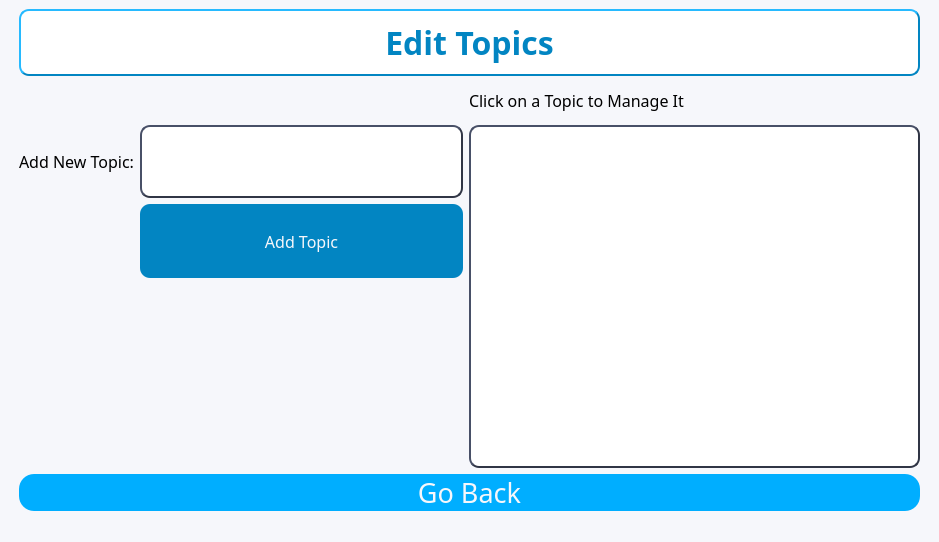
This is gui/editTopics.ui in AlexShem247/note-and-flashcard-maker as Qt 5 draws it before an edit. The edited form follows.
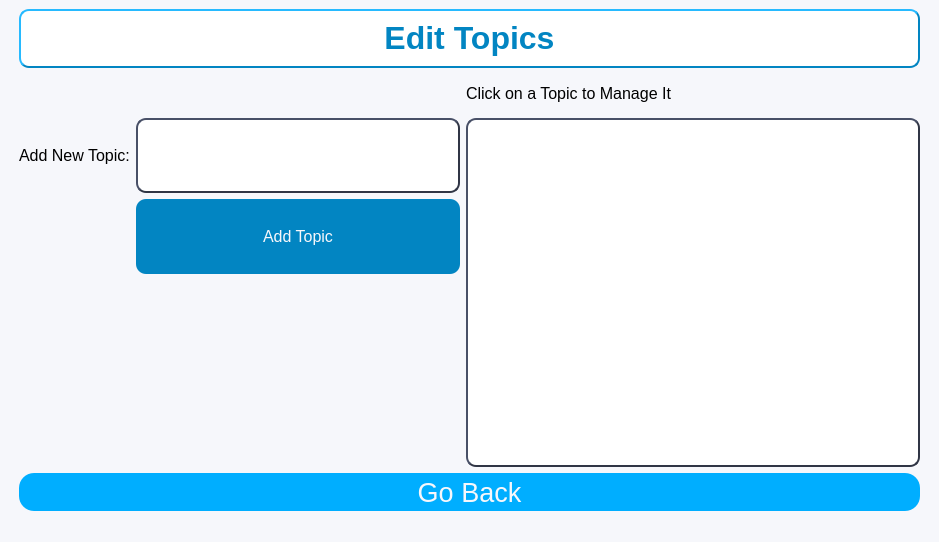
This is the edited form.

Commit message: Changed Font to MS Shell

```diff
--- a/gui/editTopics.ui
+++ b/gui/editTopics.ui
@@ -45,7 +45,7 @@
        <widget class="QListWidget" name="topicListWidget">
         <property name="font">
          <font>
-          <family>Neue Haas Grotesk Text Pro</family>
+          <family>MS Shell Dlg 2</family>
           <pointsize>12</pointsize>
          </font>
         </property>
@@ -68,7 +68,7 @@
         </property>
         <property name="font">
          <font>
-          <family>Neue Haas Grotesk Text Pro</family>
+          <family>MS Shell Dlg 2</family>
           <pointsize>20</pointsize>
          </font>
         </property>
@@ -98,7 +98,7 @@
         </property>
         <property name="font">
          <font>
-          <family>Neue Haas Grotesk Text Pro</family>
+          <family>MS Shell Dlg 2</family>
           <pointsize>12</pointsize>
          </font>
         </property>
@@ -129,7 +129,7 @@
         </property>
         <property name="font">
          <font>
-          <family>Neue Haas Grotesk Text Pro</family>
+          <family>MS Shell Dlg 2</family>
           <pointsize>12</pointsize>
          </font>
         </property>
@@ -148,7 +148,7 @@
         </property>
         <property name="font">
          <font>
-          <family>Neue Haas Grotesk Text Pro</family>
+          <family>MS Shell Dlg 2</family>
           <pointsize>12</pointsize>
          </font>
         </property>
@@ -184,7 +184,7 @@
         </property>
         <property name="font">
          <font>
-          <family>Neue Haas Grotesk Text Pro</family>
+          <family>MS Shell Dlg 2</family>
           <pointsize>12</pointsize>
          </font>
         </property>
@@ -197,7 +197,7 @@
        <widget class="QLabel" name="label_4">
         <property name="font">
          <font>
-          <family>Neue Haas Grotesk Text Pro</family>
+          <family>MS Shell Dlg 2</family>
           <pointsize>24</pointsize>
           <weight>75</weight>
           <bold>true</bold>
```
The commit also changes 27 other files.
